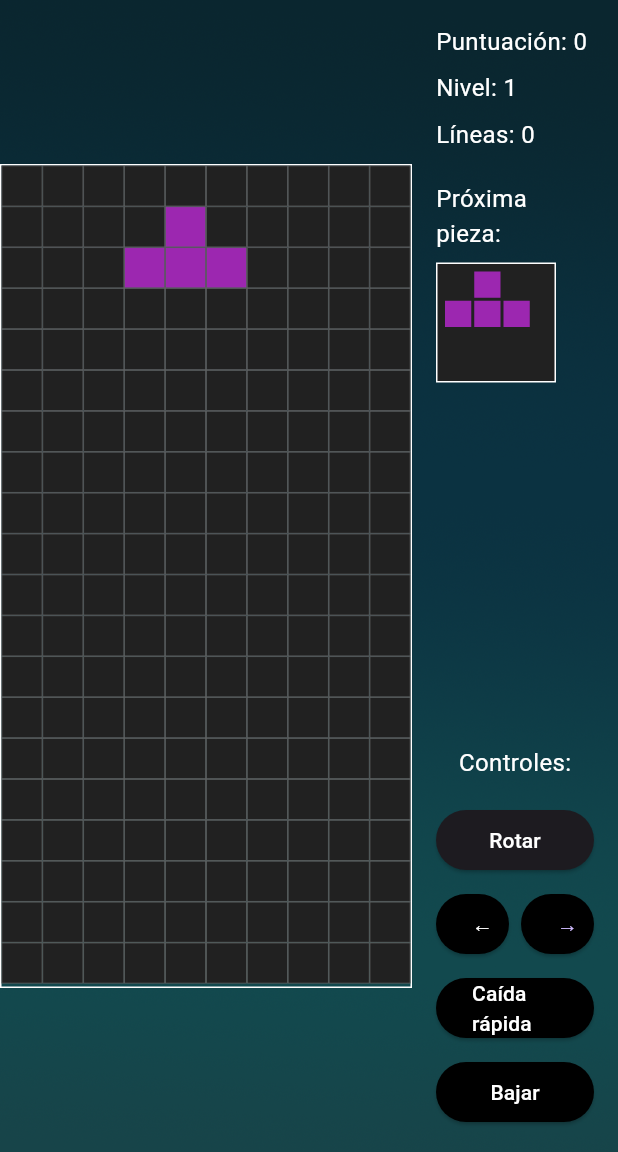
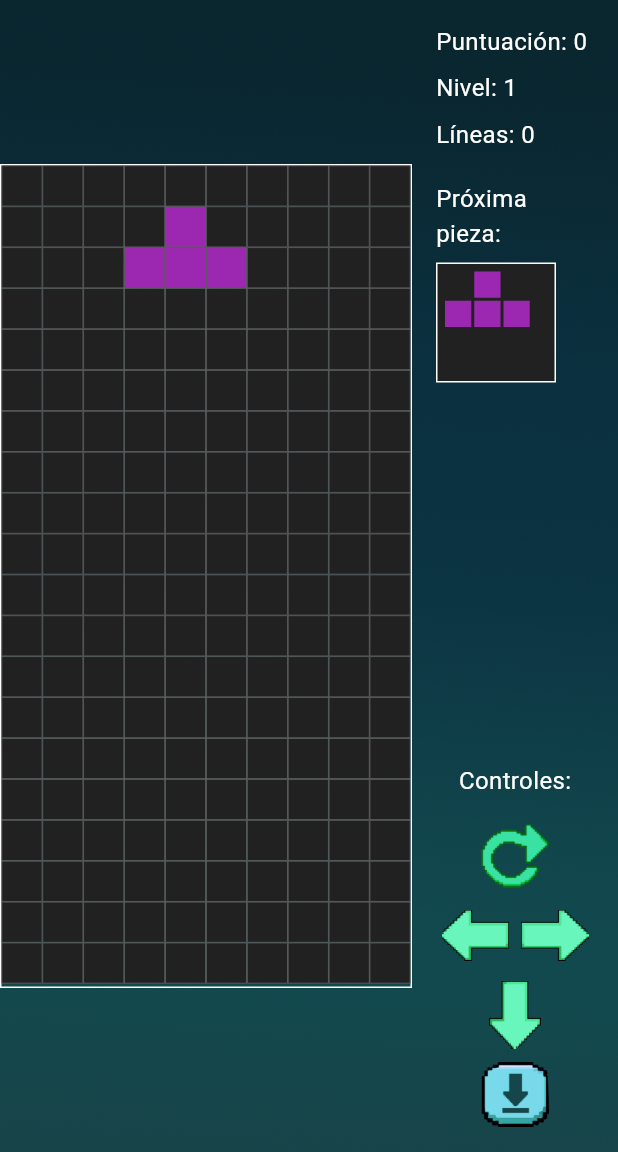
Before and after one commit to Sebhvarg/tetris, a Flutter app: the TetrisGameScreen screen opened directly, on a phone screen of 412 x 824 dp, the part 84-1236 px from its top. Run offline on Flutter 3.47's test engine with Material 3 defaults, Android fonts, the phone set to English and light mode, and no system bars; our stand-ins replace audioplayers.

Commit message:
Botones completos

```diff
--- a/lib/screens/home_screen.dart
+++ b/lib/screens/home_screen.dart
@@ -207,15 +207,7 @@ class _HomeScreenState extends State<HomeScreen> {
             style: TextStyle(color: Colors.white),
           ),
           content: const Text(
-            'Tetris es un videojuego de puzzle creado por Alexey Pajitnov en 1984.\n\n'
-            'Objetivo:\n'
-            '• Completa líneas horizontales para eliminarlas\n'
-            '• Evita que las piezas lleguen hasta arriba\n'
-            '• Consigue la mayor puntuación posible\n\n'
-            'Controles:\n'
-            '• Usa los botones para mover y rotar las piezas\n'
-            '• Caída rápida para acelerar las piezas\n'
-            '• Pausa el juego cuando necesites',
+            'Este juego fue desarrollado solo por diversión y porque en definitiva es un clásico que nunca pasa de moda. Además que no existe un buen juego de Tetris en la play store, si tienes alguna sugerencia para mejorar el juego por favor hazmelo saber.',
             style: TextStyle(color: Colors.white70),
           ),
           actions: [
--- a/lib/widgets/game_controls.dart
+++ b/lib/widgets/game_controls.dart
@@ -22,6 +22,8 @@ class GameControls extends StatelessWidget {
 
   @override
   Widget build(BuildContext context) {
+    const double btnSize = 45; // tamaño uniforme
+
     return Column(
       children: [
         const Text(
@@ -31,39 +33,35 @@ class GameControls extends StatelessWidget {
         const SizedBox(height: 16),
 
         // Botón rotar
-        SizedBox(
-          width: double.infinity,
-          child: ElevatedButton(
-            onPressed: gameOver || isPaused ? null : onRotate,
-            child: const Text('Rotar', style: TextStyle(color: Colors.white)),
+        GestureDetector(
+          onTap: gameOver || isPaused ? null : onRotate,
+          child: Image.asset(
+            'assets/images/buttons/btn_rotar.png',
+            width: btnSize,
+            height: btnSize,
           ),
         ),
         const SizedBox(height: 8),
 
         // Botones de movimiento
         Row(
+          mainAxisAlignment: MainAxisAlignment.center,
           children: [
-            Expanded(
-              child: ElevatedButton(
-                onPressed: gameOver || isPaused ? null : onMoveLeft,
-                style: ElevatedButton.styleFrom(
-                  backgroundColor: gameOver || isPaused
-                      ? const Color.fromARGB(255, 221, 79, 79)
-                      : const Color.fromARGB(255, 0, 0, 0),
-                ),
-                child: const Text('←', style: TextStyle(color: Colors.white)),
+            GestureDetector(
+              onTap: gameOver || isPaused ? null : onMoveLeft,
+              child: Image.asset(
+                'assets/images/buttons/btn_flecha_izq.png',
+                width: btnSize,
+                height: btnSize,
               ),
             ),
             const SizedBox(width: 8),
-            Expanded(
-              child: ElevatedButton(
-                onPressed: gameOver || isPaused ? null : onMoveRight,
-                style: ElevatedButton.styleFrom(
-                  backgroundColor: gameOver || isPaused
-                      ? const Color.fromARGB(255, 221, 79, 79)
-                      : const Color.fromARGB(255, 0, 0, 0),
-                ),
-                child: const Text('→'),
+            GestureDetector(
+              onTap: gameOver || isPaused ? null : onMoveRight,
+              child: Image.asset(
+                'assets/images/buttons/btn_flecha_der.png',
+                width: btnSize,
+                height: btnSize,
               ),
             ),
           ],
@@ -71,34 +69,23 @@ class GameControls extends StatelessWidget {
         const SizedBox(height: 8),
 
         // Botón caída rápida
-        SizedBox(
-          width: double.infinity,
-          child: ElevatedButton(
-            onPressed: gameOver || isPaused ? null : onHardDrop,
-            style: ElevatedButton.styleFrom(
-              backgroundColor: gameOver || isPaused
-                  ? const Color.fromARGB(255, 221, 79, 79)
-                  : const Color.fromARGB(255, 0, 0, 0),
-            ),
-            child: const Text(
-              'Caída rápida',
-              style: TextStyle(color: Colors.white),
-            ),
+        GestureDetector(
+          onTap: gameOver || isPaused ? null : onSoftDrop,
+          child: Image.asset(
+            'assets/images/buttons/btn_flecha_abj.png',
+            width: btnSize,
+            height: btnSize,
           ),
         ),
         const SizedBox(height: 8),
 
         // Botón caída suave
-        SizedBox(
-          width: double.infinity,
-          child: ElevatedButton(
-            onPressed: gameOver || isPaused ? null : onSoftDrop,
-            style: ElevatedButton.styleFrom(
-              backgroundColor: gameOver || isPaused
-                  ? const Color.fromARGB(255, 221, 79, 79)
-                  : const Color.fromARGB(255, 0, 0, 0),
-            ),
-            child: const Text('Bajar', style: TextStyle(color: Colors.white)),
+        GestureDetector(
+          onTap: gameOver || isPaused ? null : onHardDrop,
+          child: Image.asset(
+            'assets/images/buttons/btn_caida_rapida.png',
+            width: btnSize,
+            height: btnSize,
           ),
         ),
       ],
```
Also changed, not shown: assets/images/buttons/btn_caida_rapida.png (added), assets/images/buttons/btn_flecha_abj.png (added), assets/images/buttons/btn_flecha_der.png (added), assets/images/buttons/btn_flecha_izq.png (added), assets/images/buttons/btn_rotar.png (added). Lines whose indentation alone changed are shown as unchanged.
